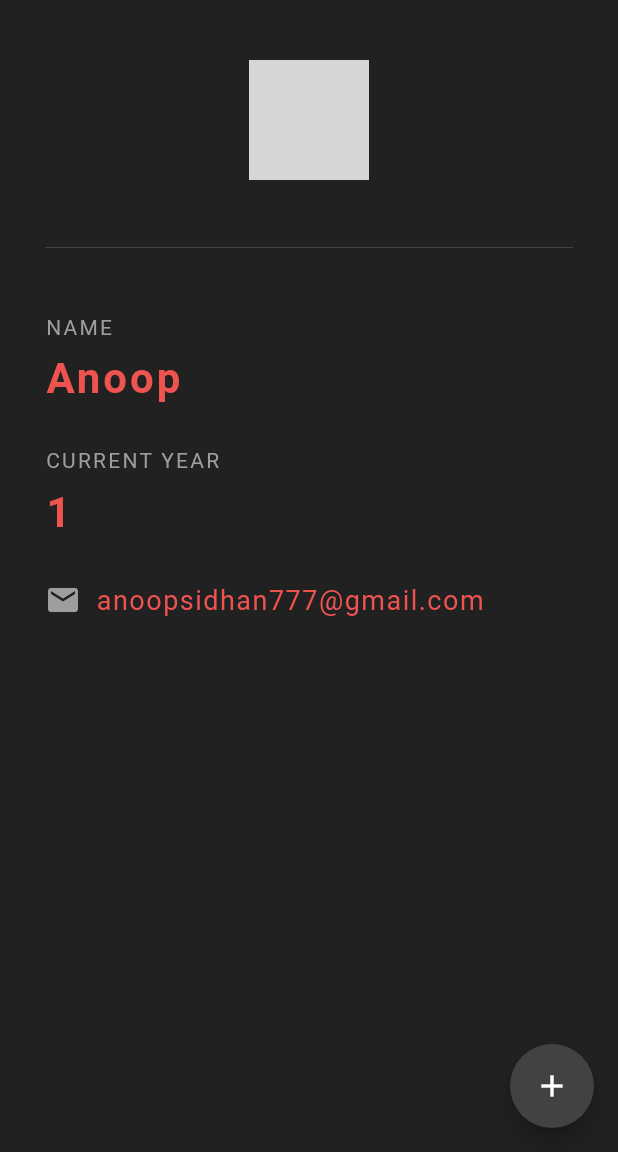
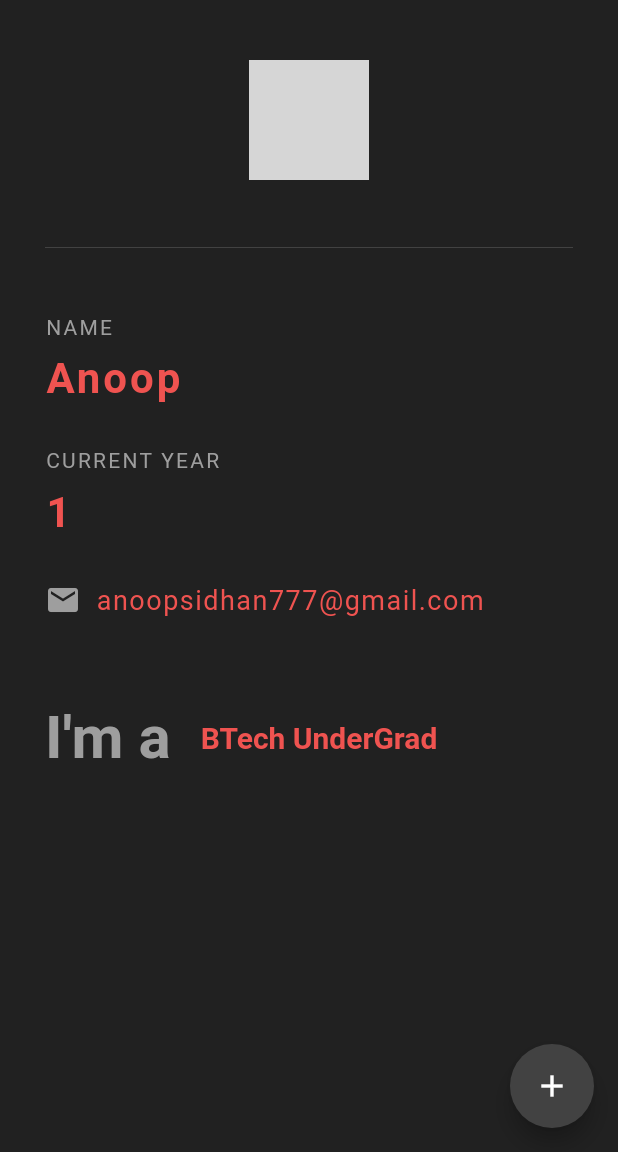
Before and after one commit to Anoop072001/id_card, a Flutter app: the screen it shows after launch, on a phone screen of 412 x 824 dp, the part 84-1236 px from its top. Run offline on Flutter 3.47's test engine with Material 2 defaults, Android fonts, the phone set to English and light mode, and no system bars; drawn by our look-alikes of animated_text_kit; grey boxes are pictures that could not be loaded.

Commit message:
animated text added

```diff
--- a/lib/main.dart
+++ b/lib/main.dart
@@ -1,8 +1,11 @@
+import 'package:animated_text_kit/animated_text_kit.dart';
 import 'package:flutter/material.dart';
 
-void main() => runApp(MaterialApp(
+void main() => runApp(
+      MaterialApp(
         home: Idcard(),
-),);
+      ),
+    );
 
 class Idcard extends StatefulWidget {
   @override
@@ -10,16 +13,13 @@ class Idcard extends StatefulWidget {
 }
 
 class _IdcardState extends State<Idcard> {
-
-  int current_Year=1;
+  int current_Year = 1;
   @override
   Widget build(BuildContext context) {
     return Scaffold(
       backgroundColor: Colors.grey[900],
       appBar: AppBar(
-        title: Text(
-          "ID CARD"
-        ),
+        title: Text("ID CARD"),
         centerTitle: true,
         backgroundColor: Colors.grey[850],
         elevation: 0.0,
@@ -27,7 +27,7 @@ class _IdcardState extends State<Idcard> {
       floatingActionButton: FloatingActionButton(
         onPressed: () {
           setState(() {
-            current_Year+=1;
+            current_Year += 1;
           });
         },
         child: Icon(
@@ -50,14 +50,18 @@ class _IdcardState extends State<Idcard> {
               height: 90.0,
               color: Colors.grey[800],
             ),
-            Text("NAME",
+            Text(
+              "NAME",
               style: TextStyle(
                 color: Colors.grey,
                 letterSpacing: 1.5,
               ),
             ),
-            SizedBox(height: 10.0,),
-            Text("Anoop",
+            SizedBox(
+              height: 10.0,
+            ),
+            Text(
+              "Anoop",
               style: TextStyle(
                 color: Colors.red[400],
                 letterSpacing: 2.0,
@@ -65,15 +69,21 @@ class _IdcardState extends State<Idcard> {
                 fontWeight: FontWeight.bold,
               ),
             ),
-            SizedBox(height: 30.0,),
-            Text("CURRENT YEAR",
+            SizedBox(
+              height: 30.0,
+            ),
+            Text(
+              "CURRENT YEAR",
               style: TextStyle(
                 color: Colors.grey,
                 letterSpacing: 1.5,
               ),
             ),
-            SizedBox(height: 10.0,),
-            Text("$current_Year",
+            SizedBox(
+              height: 10.0,
+            ),
+            Text(
+              "$current_Year",
               style: TextStyle(
                 color: Colors.red[400],
                 letterSpacing: 2.0,
@@ -81,14 +91,18 @@ class _IdcardState extends State<Idcard> {
                 fontWeight: FontWeight.bold,
               ),
             ),
-            SizedBox(height: 30.0,),
+            SizedBox(
+              height: 30.0,
+            ),
             Row(
               children: [
                 Icon(
                   Icons.email,
                   color: Colors.grey,
                 ),
-                SizedBox(width: 10.0,),
+                SizedBox(
+                  width: 10.0,
+                ),
                 Text(
                   "anoopsidhan777@gmail.com",
                   style: TextStyle(
@@ -99,6 +113,53 @@ class _IdcardState extends State<Idcard> {
                 ),
               ],
             ),
+            SizedBox(
+              height: 30,
+            ),
+            Row(
+              children: [
+                Text(
+                  "I'm a",
+                  style: TextStyle(
+                      fontSize: 40,
+                      fontWeight: FontWeight.bold,
+                      color: Colors.grey),
+                ),
+                SizedBox(
+                  height: 100,
+                  width: 20,
+                ),
+                AnimatedTextKit(
+                  animatedTexts: [
+                    TypewriterAnimatedText(
+                      "BTech UnderGrad",
+                      textStyle: TextStyle(
+                        fontSize: 20,
+                        fontWeight: FontWeight.bold,
+                        color: Colors.red[400],
+                      ),
+                    ),
+                    TypewriterAnimatedText(
+                      "Flutter developer",
+                      textStyle: TextStyle(
+                        fontSize: 20,
+                        fontWeight: FontWeight.bold,
+                        color: Colors.red[400],
+                      ),
+                    ),
+                    TypewriterAnimatedText(
+                      "Figma Designer",
+                      textStyle: TextStyle(
+                        fontSize: 20,
+                        fontWeight: FontWeight.bold,
+                        color: Colors.red[400],
+                      ),
+                    ),
+                  ],
+                  isRepeatingAnimation: true,
+                )
+              ],
+            ),
           ],
         ),
       ),
--- a/pubspec.yaml
+++ b/pubspec.yaml
@@ -23,7 +23,7 @@ environment:
 dependencies:
   flutter:
     sdk: flutter
-
+  animated_text_kit: ^4.2.1
 
   # The following adds the Cupertino Icons font to your application.
   # Use with the CupertinoIcons class for iOS style icons.
```
Also changed, not shown: pubspec.lock. Lines whose indentation alone changed are shown as unchanged.
